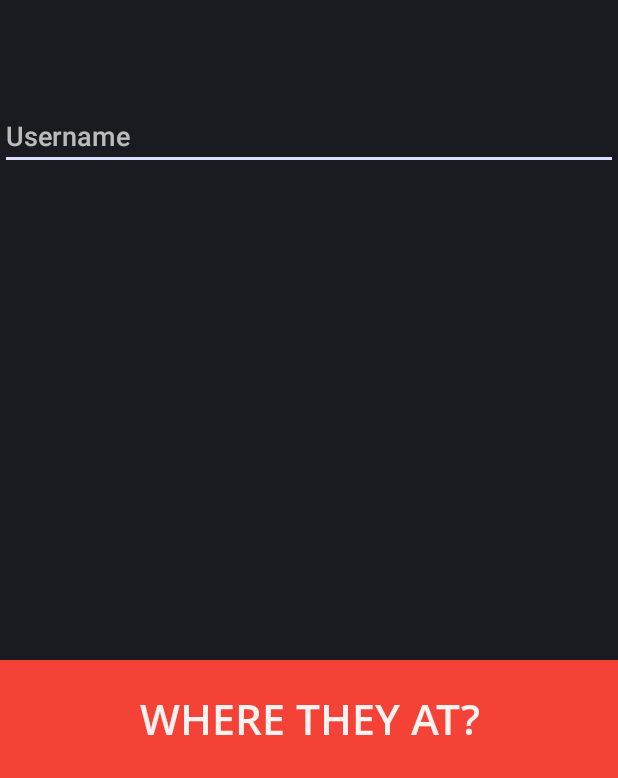
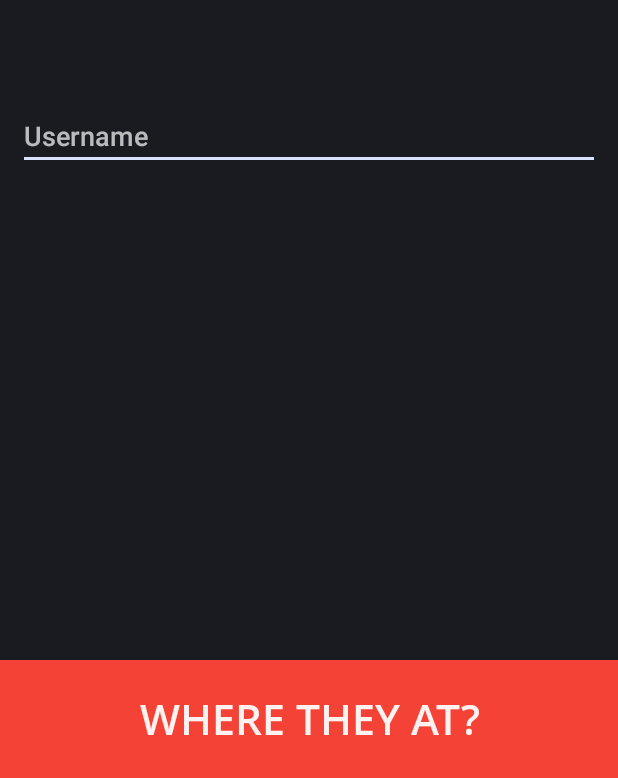
Before and after one commit to tonyjhuang/WhereYou, an Android app: the screen it shows after launch (SignupActivity), on a phone screen of 412 x 824 dp, the part 458-1236 px from its top. Run offline under Robolectric (Android 15) with nearby library versions, the phone set to English and light mode, and no system bars; our stand-ins replace ButterKnife; libraries missing offline, so code that uses them is left out: io.nlopez.smartlocation; 6 statements that could not run were skipped.

Commit message:
hit server on name check on signup, save name and redirect to main on success

```diff
--- a/android/WhereYou/src/main/java/com/tonyjhuang/whereyou/MainActivity.java
+++ b/android/WhereYou/src/main/java/com/tonyjhuang/whereyou/MainActivity.java
@@ -52,7 +52,7 @@ public class MainActivity extends WhereYouActivity {
 
 
     private void redirectToSignup() {
-        Intent intent = new Intent(this, com.tonyjhuang.whereyou.SignupActivity.class);
+        Intent intent = new Intent(this, SignupActivity.class);
         intent.addFlags(Intent.FLAG_ACTIVITY_CLEAR_TOP);
         startActivity(intent);
         finish();
--- a/android/WhereYou/src/main/res/layout/activity_signup.xml
+++ b/android/WhereYou/src/main/res/layout/activity_signup.xml
@@ -53,6 +53,8 @@
     </LinearLayout>
 
     <EditText
+        android:layout_marginLeft="12dp"
+        android:layout_marginRight="12dp"
         android:id="@+id/username"
         android:layout_width="match_parent"
         android:layout_height="wrap_content"
```
Also changed, not shown: android/WhereYou/src/main/java/com/tonyjhuang/whereyou/SignupActivity.java (+45 -7 lines).
